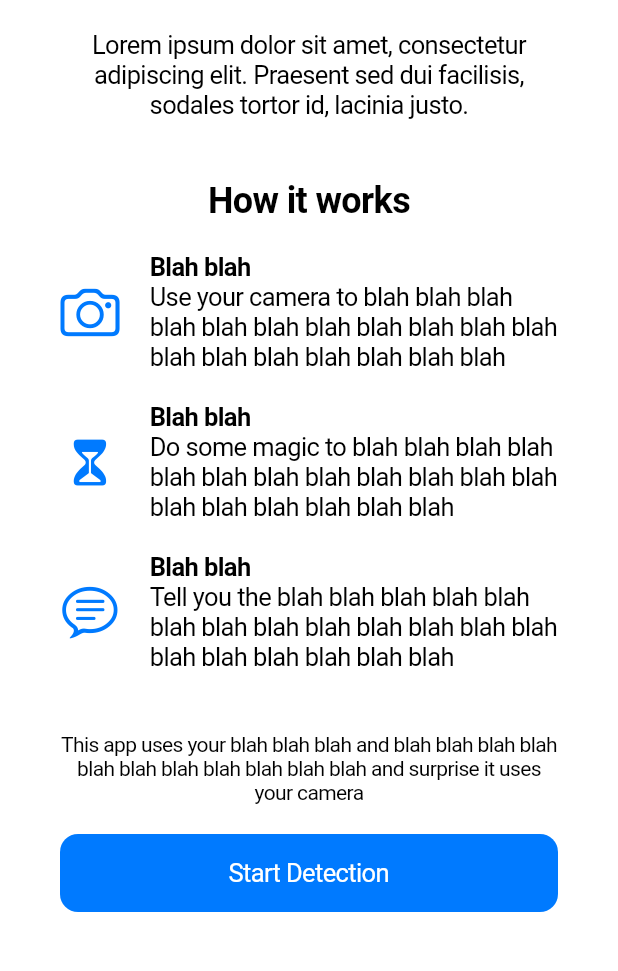
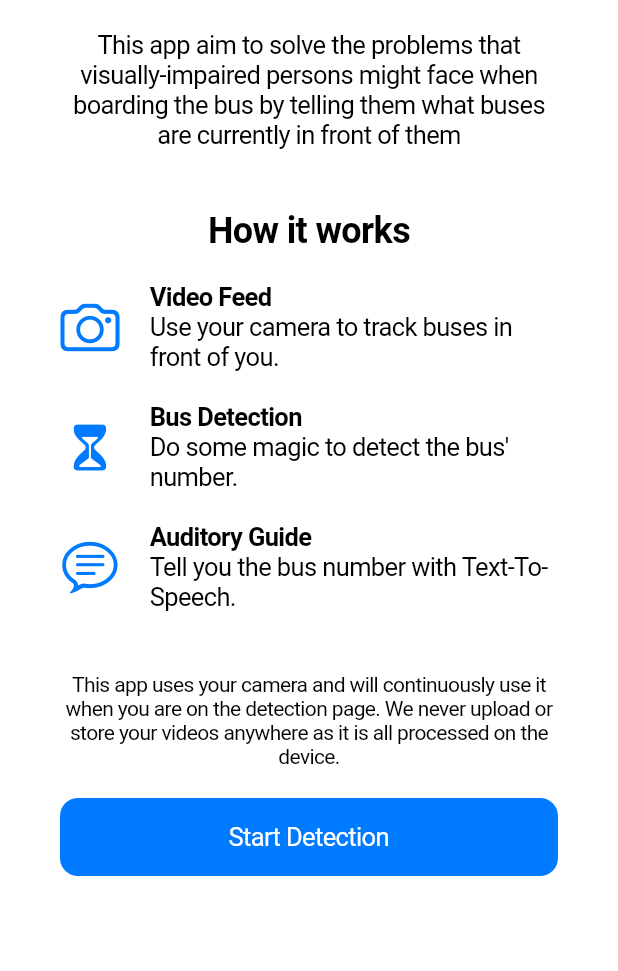
Before and after one commit to chamburr/whatdatbus, a Flutter app: the screen it shows after launch, on a phone screen of 412 x 824 dp, the part 240-1211 px from its top. Run offline on Flutter 3.47's test engine with Material 2 defaults, Android fonts, the phone set to English and light mode, and no system bars; our stand-ins replace camera; missing offline and left inert: google_ml_kit, tflite.

Commit message:
chore: replace placeholders

```diff
--- a/lib/constants.dart
+++ b/lib/constants.dart
@@ -1,2 +1,3 @@
 const TITLE = 'What Dat Bus';
 const VERSION = '0.1.0';
+const REPO_URL = 'github.com/chamburr/whatdatbus';
--- a/lib/views/home.dart
+++ b/lib/views/home.dart
@@ -1,4 +1,6 @@
 import 'package:flutter/cupertino.dart';
+import 'package:flutter/gestures.dart';
+import 'package:url_launcher/url_launcher.dart';
 
 import '../constants.dart';
 
@@ -22,8 +24,27 @@ class _HomeState extends State<Home> {
                 title: Text('About'),
                 content: Container(
                   padding: EdgeInsets.only(top: 10),
-                  child: Text(
-                    '$TITLE $VERSION\n\nLorem ipsum dolor sit amet, consectetur adipiscing elit. Praesent sed dui facilisis, sodales tortor id, lacinia justo. Nunc sagittis luctus mi, vitae posuere libero rutrum sed. Nam eu malesuada sem. Pellentesque in leo sit amet justo aliquet eleifend. Vivamus facilisis facilisis feugiat.\n\n© 2021 COOL PERSON',
+                  child: RichText(
+                    text: TextSpan(
+                      text: '$TITLE v$VERSION\n',
+                      style: DefaultTextStyle.of(context).style,
+                      children: [
+                        TextSpan(
+                          text: '$REPO_URL\n\n',
+                          style: TextStyle(
+                            color: CupertinoColors.systemBlue,
+                          ),
+                          recognizer: TapGestureRecognizer()
+                            ..onTap = () {
+                              launch('https://$REPO_URL/');
+                            },
+                        ),
+                        TextSpan(
+                            text:
+                                'An app made by a group of students from Raffles Institution for the Innovation Programme (IvP). Special thanks to our teacher-mentor, Mr Justin Yap.\n\n© 2021 Han Cen, Lachlan Goh, Jerome Thio')
+                      ],
+                    ),
+                    textAlign: TextAlign.center,
                   ),
                 ),
                 actions: [
@@ -56,7 +77,7 @@ class _HomeState extends State<Home> {
                 ),
                 SizedBox(height: 20),
                 Text(
-                  'Lorem ipsum dolor sit amet, consectetur adipiscing elit. Praesent sed dui facilisis, sodales tortor id, lacinia justo.',
+                  'This app aim to solve the problems that visually-impaired persons might face when boarding the bus by telling them what buses are currently in front of them',
                   textAlign: TextAlign.center,
                 ),
                 SizedBox(height: 40),
@@ -79,11 +100,11 @@ class _HomeState extends State<Home> {
                             crossAxisAlignment: CrossAxisAlignment.start,
                             children: [
                               Text(
-                                'Blah blah',
+                                'Video Feed',
                                 style: TextStyle(fontWeight: FontWeight.bold),
                               ),
                               Text(
-                                'Use your camera to blah blah blah blah blah blah blah blah blah blah blah blah blah blah blah blah blah blah',
+                                'Use your camera to track buses in front of you.',
                               ),
                             ],
                           ),
@@ -101,11 +122,11 @@ class _HomeState extends State<Home> {
                             crossAxisAlignment: CrossAxisAlignment.start,
                             children: [
                               Text(
-                                'Blah blah',
+                                'Bus Detection',
                                 style: TextStyle(fontWeight: FontWeight.bold),
                               ),
                               Text(
-                                'Do some magic to blah blah blah blah blah blah blah blah blah blah blah blah blah blah blah blah blah blah',
+                                'Do some magic to detect the bus\' number.',
                               ),
                             ],
                           ),
@@ -123,11 +144,11 @@ class _HomeState extends State<Home> {
                             crossAxisAlignment: CrossAxisAlignment.start,
                             children: [
                               Text(
-                                'Blah blah',
+                                'Auditory Guide',
                                 style: TextStyle(fontWeight: FontWeight.bold),
                               ),
                               Text(
-                                'Tell you the blah blah blah blah blah blah blah blah blah blah blah blah blah blah blah blah blah blah blah',
+                                'Tell you the bus number with Text-To-Speech.',
                               ),
                             ],
                           ),
@@ -138,7 +159,7 @@ class _HomeState extends State<Home> {
                 ),
                 SizedBox(height: 40),
                 Text(
-                  'This app uses your blah blah blah and blah blah blah blah blah blah blah blah blah blah blah and surprise it uses your camera',
+                  'This app uses your camera and will continuously use it when you are on the detection page. We never upload or store your videos anywhere as it is all processed on the device.',
                   style: TextStyle(fontSize: 14),
                   textAlign: TextAlign.center,
                 ),
--- a/pubspec.yaml
+++ b/pubspec.yaml
@@ -1,5 +1,5 @@
 name: whatdatbus
-description: A new Flutter project.
+description: An app to detect buses and their respective numbers.
 
 # The following line prevents the package from being accidentally published to
 # pub.dev using `pub publish`. This is preferred for private packages.
@@ -28,6 +28,7 @@ dependencies:
   google_ml_kit: ^0.5.1
   image: ^3.0.2
   tflite: 1.1.1
+  url_launcher: ^6.0.6
 
   # The following adds the Cupertino Icons font to your application.
   # Use with the CupertinoIcons class for iOS style icons.
```
Also changed, not shown: pubspec.lock, 2 other files.
